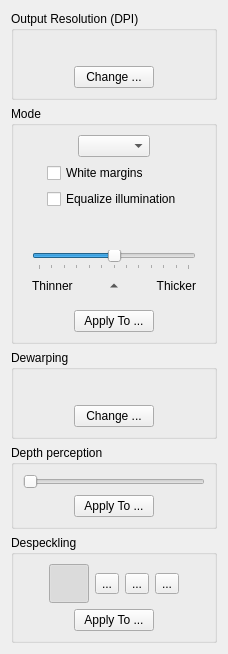
Before: the Qt Designer form filters/output/ui/OutputOptionsWidget.ui in scantailor/scantailor, drawn with Qt 5.
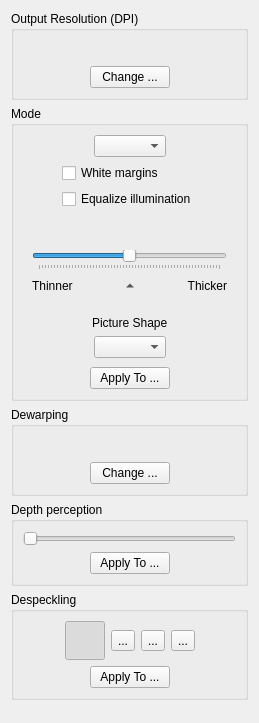
After: the same form once the commit is applied. Icons and pictures are not drawn.

Commit message: Carrying the code of the processing the highlighting picture in Mixed mode of the output from fork scantailor-enhanced (Petr Kovar)

Diff of the .ui file:
```diff
--- a/filters/output/ui/OutputOptionsWidget.ui
+++ b/filters/output/ui/OutputOptionsWidget.ui
@@ -6,8 +6,8 @@
    <rect>
     <x>0</x>
     <y>0</y>
-    <width>228</width>
-    <height>621</height>
+    <width>259</width>
+    <height>723</height>
    </rect>
   </property>
   <property name="windowTitle">
@@ -315,6 +315,91 @@
         </layout>
        </widget>
       </item>
+      <item>
+       <widget class="QWidget" name="pictureShapeOptions" native="true">
+        <layout class="QVBoxLayout" name="verticalLayout_9">
+         <property name="spacing">
+          <number>3</number>
+         </property>
+         <property name="topMargin">
+          <number>3</number>
+         </property>
+         <property name="bottomMargin">
+          <number>3</number>
+         </property>
+         <item>
+          <layout class="QHBoxLayout" name="horizontalLayout_14">
+           <item>
+            <spacer name="horizontalSpacer_25">
+             <property name="orientation">
+              <enum>Qt::Horizontal</enum>
+             </property>
+             <property name="sizeHint" stdset="0">
+              <size>
+               <width>40</width>
+               <height>20</height>
+              </size>
+             </property>
+            </spacer>
+           </item>
+           <item>
+            <widget class="QLabel" name="label">
+             <property name="text">
+              <string>Picture Shape</string>
+             </property>
+            </widget>
+           </item>
+           <item>
+            <spacer name="horizontalSpacer_26">
+             <property name="orientation">
+              <enum>Qt::Horizontal</enum>
+             </property>
+             <property name="sizeHint" stdset="0">
+              <size>
+               <width>40</width>
+               <height>20</height>
+              </size>
+             </property>
+            </spacer>
+           </item>
+          </layout>
+         </item>
+         <item>
+          <layout class="QHBoxLayout" name="horizontalLayout_13">
+           <item>
+            <spacer name="horizontalSpacer_23">
+             <property name="orientation">
+              <enum>Qt::Horizontal</enum>
+             </property>
+             <property name="sizeHint" stdset="0">
+              <size>
+               <width>40</width>
+               <height>20</height>
+              </size>
+             </property>
+            </spacer>
+           </item>
+           <item>
+            <widget class="QComboBox" name="pictureShapeSelector"/>
+           </item>
+           <item>
+            <spacer name="horizontalSpacer_24">
+             <property name="orientation">
+              <enum>Qt::Horizontal</enum>
+             </property>
+             <property name="sizeHint" stdset="0">
+              <size>
+               <width>40</width>
+               <height>20</height>
+              </size>
+             </property>
+            </spacer>
+           </item>
+          </layout>
+         </item>
+        </layout>
+       </widget>
+      </item>
       <item>
        <layout class="QHBoxLayout" name="horizontalLayout_5">
         <item>
```
The commit also changes 18 other files.
